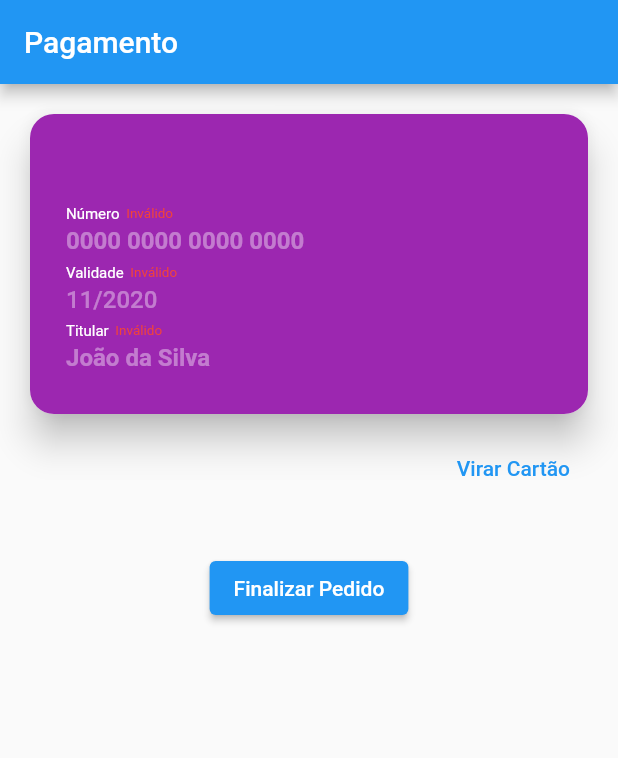
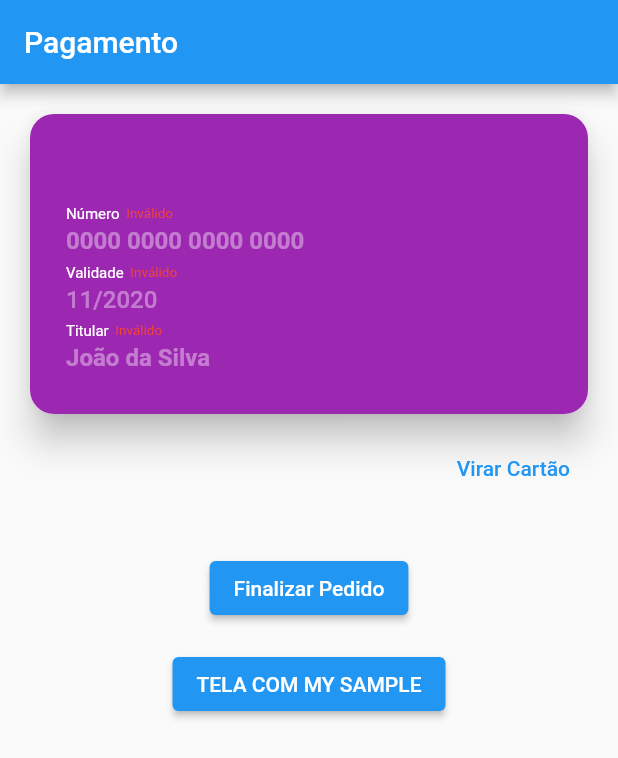
Before and after one commit to BrunoLeonardoRamosRibeiro/sinppetcreditcard, a Flutter app: the screen it shows after launch, on a phone screen of 412 x 824 dp. Shown: the top 758 px of the screen. Run offline on Flutter 3.47's test engine with Material 2 defaults, Android fonts, the light colour scheme and no system bars; drawn by our look-alikes of flip_card, keyboard_actions; our stand-ins replace brasil_fields, get, mask_text_input_formatter; missing offline and left inert: credit_card, credit_card_type_detector.

Commit message:
Versão 03

```diff
--- a/lib/components/card_back.dart
+++ b/lib/components/card_back.dart
@@ -33,7 +33,7 @@ class CardBack extends StatelessWidget {
                     margin: const EdgeInsets.only(left: 12),
                     padding:
                         const EdgeInsets.symmetric(vertical: 4, horizontal: 8),
-                    child: CardTextField(
+/*                    child: CardTextField(
                       hint: '123',
                       maxLength: 3,
                       inputFormatters: [
@@ -46,7 +46,7 @@ class CardBack extends StatelessWidget {
                         return null;
                       },
                       focusNode: cvvFocus,
-                    ),
+                    ),*/
                   ),
                 ),
                 Expanded(
--- a/lib/components/card_front.dart
+++ b/lib/components/card_front.dart
@@ -50,7 +50,7 @@ class CardFront extends StatelessWidget {
                       return null;
                     },
                     onSubmitted: (text){
-                      dateFocus.requestFocus();
+                      nameFocus.requestFocus();
                     },
                     focusNode: numberFocus,
                   ),
@@ -59,6 +59,7 @@ class CardFront extends StatelessWidget {
                     hint: '11/2020',
                     textInputType: TextInputType.number,
                     inputFormatters: [
+                      FilteringTextInputFormatter.digitsOnly,
                       dateFormatter,
                     ],
                     validator: (date){
--- a/lib/components/credit_card_widget.dart
+++ b/lib/components/credit_card_widget.dart
@@ -19,7 +19,7 @@ class _CreditCardWidgetState extends State<CreditCardWidget> {
 
   KeyboardActionsConfig _buildConfig(BuildContext context){
     return KeyboardActionsConfig(
-      keyboardActionsPlatform: KeyboardActionsPlatform.IOS,
+      keyboardActionsPlatform: KeyboardActionsPlatform.ANDROID,
       keyboardBarColor: Colors.grey[200],
       actions: [
         KeyboardActionsItem(focusNode: numberFocus, displayDoneButton: false ),
--- a/lib/home_page.dart
+++ b/lib/home_page.dart
@@ -1,5 +1,7 @@
 import 'package:flutter/material.dart';
+import 'package:get/get.dart';
 import 'package:sinppetcreditcard/components/credit_card_widget.dart';
+import 'package:sinppetcreditcard/with_component_credit_card_page.dart';
 
 class HomePage extends StatefulWidget {
   @override
@@ -38,6 +40,18 @@ class _HomePageState extends State<HomePage> {
 
                   ),
                 ),
+                Padding(
+                  padding: const EdgeInsets.all(8.0),
+                  child: ElevatedButton(
+                    child: Text('TELA COM MY SAMPLE'),
+                    onPressed: (){
+
+                      Get.to(MySample(), transition: Transition.topLevel, );
+
+                    },
+
+                  ),
+                ),
               ],
             ),
           ),
--- a/lib/main.dart
+++ b/lib/main.dart
@@ -1,4 +1,5 @@
 import 'package:flutter/material.dart';
+import 'package:get/get.dart';
 import 'package:sinppetcreditcard/home_page.dart';
 
 void main() {
@@ -8,7 +9,7 @@ void main() {
 class MyApp extends StatelessWidget {
   @override
   Widget build(BuildContext context) {
-    return MaterialApp(
+    return GetMaterialApp(
       debugShowCheckedModeBanner: false,
       title: 'Snippet Cartão de Crédito',
       theme: ThemeData(
--- a/pubspec.yaml
+++ b/pubspec.yaml
@@ -30,9 +30,11 @@ dependencies:
   cupertino_icons: ^1.0.0
   keyboard_actions: ^3.3.1+1
   credit_card_type_detector: ^1.1.0
-  mask_text_input_formatter: ^1.1.0
   flip_card: ^0.4.4
   brasil_fields: ^0.6.0
+  mask_text_input_formatter: ^1.1.0
+  credit_card: ^0.1.8
+  get: ^3.17.1
 
 dev_dependencies:
   flutter_test:
```
Also changed, not shown: lib/with_component_credit_card_page.dart (added, +62 -0 lines), pubspec.lock.
